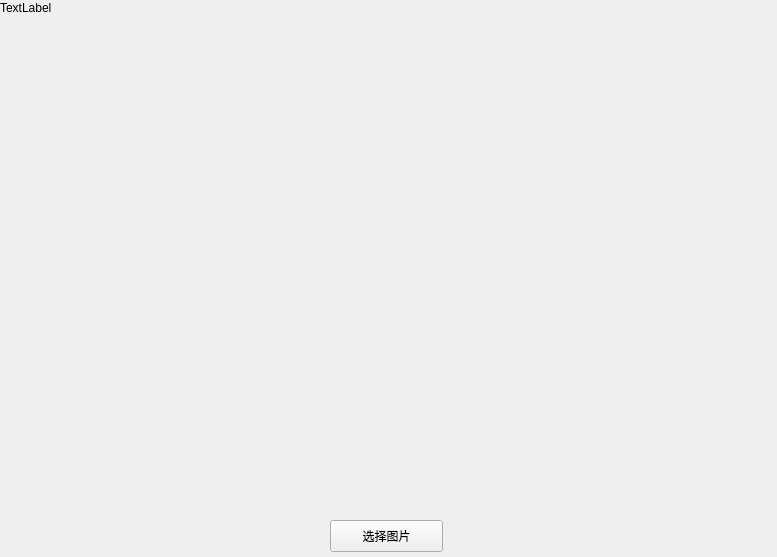
Before: the Qt Designer form ImageAdaptive/mainwindow.ui in fuzongjian/Qt-demos, drawn with Qt 5.
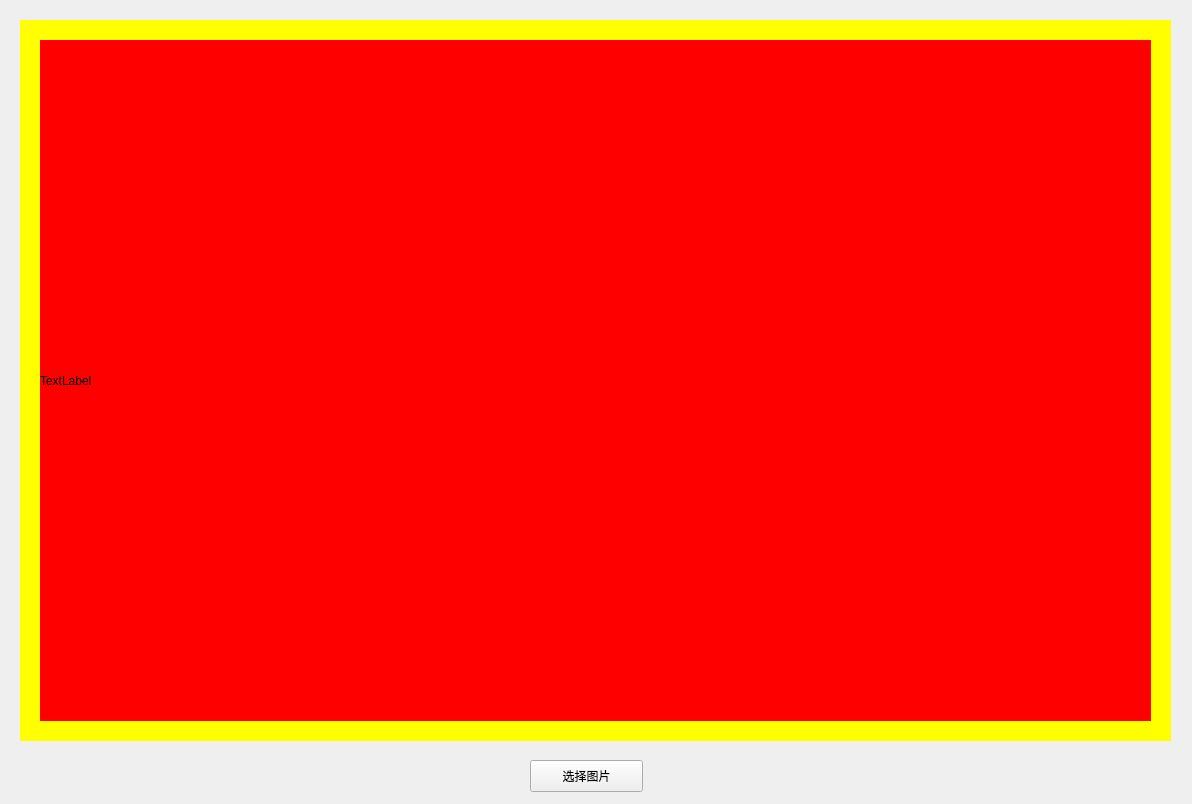
After: the same form once the commit is applied.

```diff
--- a/ImageAdaptive/mainwindow.ui
+++ b/ImageAdaptive/mainwindow.ui
@@ -6,8 +6,8 @@
    <rect>
     <x>0</x>
     <y>0</y>
-    <width>777</width>
-    <height>557</height>
+    <width>1192</width>
+    <height>804</height>
    </rect>
   </property>
   <property name="windowTitle">
@@ -17,8 +17,8 @@
    <widget class="QPushButton" name="pushButton">
     <property name="geometry">
      <rect>
-      <x>330</x>
-      <y>520</y>
+      <x>530</x>
+      <y>760</y>
       <width>113</width>
       <height>32</height>
      </rect>
@@ -27,18 +27,34 @@
      <string>选择图片</string>
     </property>
    </widget>
-   <widget class="QLabel" name="imageLabel">
+   <widget class="QWidget" name="bgwidget" native="true">
     <property name="geometry">
      <rect>
-      <x>0</x>
-      <y>0</y>
-      <width>72</width>
-      <height>15</height>
+      <x>20</x>
+      <y>20</y>
+      <width>1151</width>
+      <height>721</height>
      </rect>
     </property>
-    <property name="text">
-     <string>TextLabel</string>
+    <property name="styleSheet">
+     <string notr="true">background-color: rgb(255, 255, 0);</string>
     </property>
+    <widget class="QLabel" name="imageLabel">
+     <property name="geometry">
+      <rect>
+       <x>20</x>
+       <y>20</y>
+       <width>1111</width>
+       <height>681</height>
+      </rect>
+     </property>
+     <property name="styleSheet">
+      <string notr="true">background-color: rgb(255, 0, 0);</string>
+     </property>
+     <property name="text">
+      <string>TextLabel</string>
+     </property>
+    </widget>
    </widget>
   </widget>
  </widget>
```
